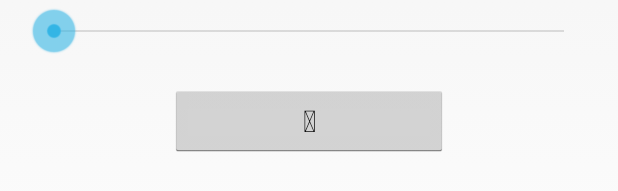
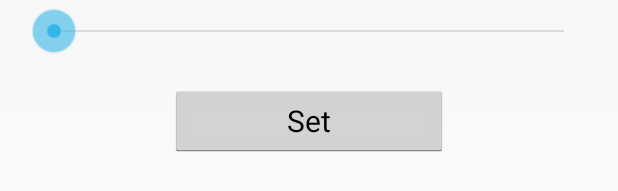
Before and after one commit to akdotcom/kit-android, an Android app: the layout entry_details.xml on its own in the app's theme, with its tools: preview values and no code run, on a phone screen of 412 x 824 dp. Shown: the part 802-993 px from the top of the screen. Run offline under Robolectric (Android 15) with nearby library versions, the phone set to English and light mode, and no system bars.

Commit message:
Actually change the "done" button to "set"

```diff
--- a/app/src/main/java/com/lastinitial/stitch/EntryDetailsActivity.java
+++ b/app/src/main/java/com/lastinitial/stitch/EntryDetailsActivity.java
@@ -59,7 +59,6 @@ public class EntryDetailsActivity extends Activity {
         tvFrequencyIcon.setTypeface(FontUtils.getFontAwesome(this));
         tvNextContactIcon.setTypeface(FontUtils.getFontAwesome(this));
 //        bDoneIcon.setTypeface(FontUtils.getFontAwesome(this));
-        bDoneIcon.setText("Done");
 
         mDbHelper = new ContactsDbAdapter(this);
         mDbHelper.open();
--- a/app/src/main/res/layout/entry_details.xml
+++ b/app/src/main/res/layout/entry_details.xml
@@ -137,7 +137,7 @@
         android:layout_height="wrap_content"
         android:layout_marginTop="20dp"
         android:minWidth="185dp"
-        android:text="@string/icon_check"
+        android:text="@string/button_done"
         android:id="@+id/buttonDone"
         style="@style/OptionText"
         android:layout_gravity="center_horizontal"
```
